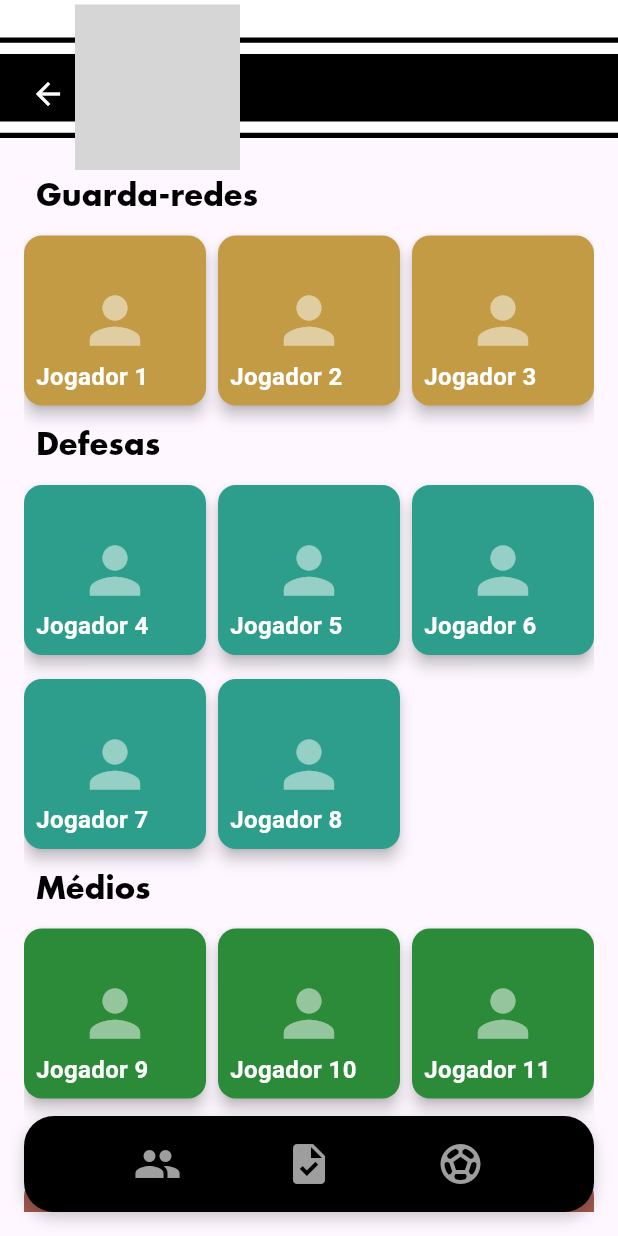
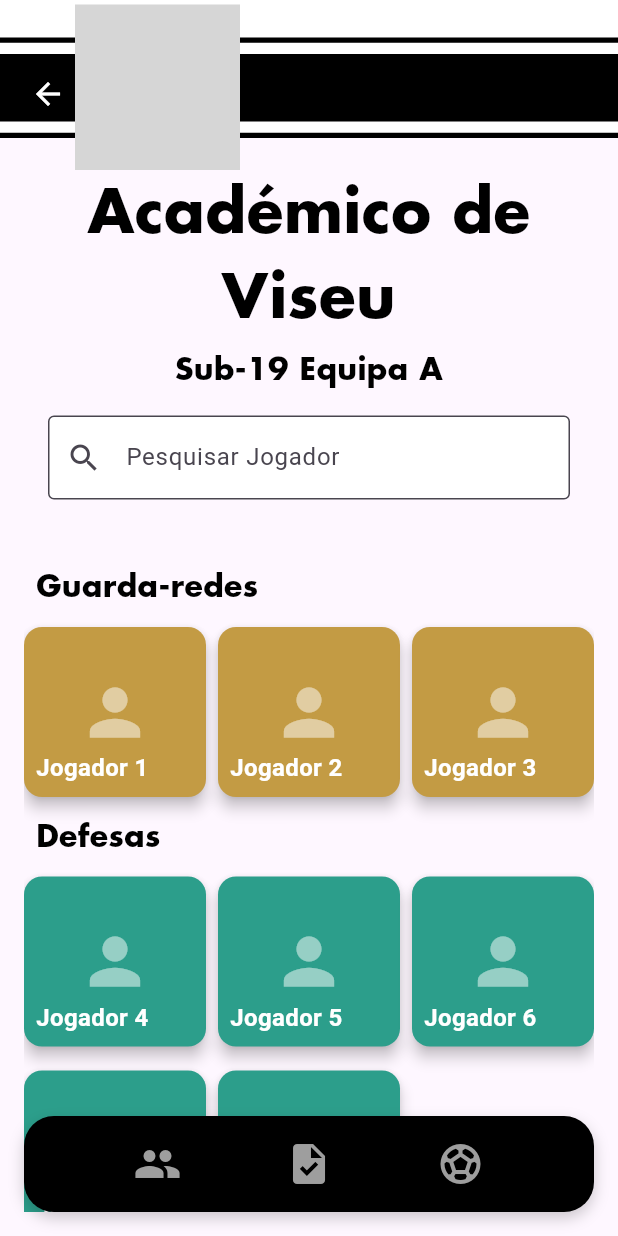
Before and after one commit to WeakyStar0/Grupo-10-Biriatos-App, a Flutter app: the EquipaPage screen opened directly, on a phone screen of 412 x 824 dp. Run offline on Flutter 3.47's test engine with Material 3 defaults, Android fonts, the phone set to English and light mode, and no system bars; our stand-ins replace flutter_svg; Roboto replaces fonts that are missing (Futura Std Bold); grey boxes are pictures that could not be loaded.

Commit message:
mudanças

```diff
--- a/appviriatos/lib/clubes.dart
+++ b/appviriatos/lib/clubes.dart
@@ -11,7 +11,7 @@ class ClubesPage extends StatefulWidget {
 class _ClubesPageState extends State<ClubesPage> {
   final List<Map<String, dynamic>> clubes = [
     {
-      'nome': 'Benfica',
+      'nome': 'Académico de Viseu',
       'ranks': [
         {'nome': 'Equipa Profissional', 'jogadores': ['']},
         {'nome': 'Sub-23', 'jogadores': ['']},
@@ -21,14 +21,14 @@ class _ClubesPageState extends State<ClubesPage> {
       ],
     },
     {
-      'nome': 'Porto',
+      'nome': 'FC Porto',
       'ranks': [
         {'nome': 'Rank 1', 'jogadores': ['Miguel Santos', 'Rui Almeida']},
         {'nome': 'Rank 3', 'jogadores': ['André Matos', 'Vitor Sousa']}
       ],
     },
     {
-      'nome': 'Sporting',
+      'nome': 'Sl Benfica',
       'ranks': [
         {'nome': 'Rank 2', 'jogadores': ['Hugo Leite', 'Tiago Nunes']},
         {'nome': 'Rank 4', 'jogadores': ['Joana Costa', 'Ana Marques']}
--- a/appviriatos/lib/equipa.dart
+++ b/appviriatos/lib/equipa.dart
@@ -10,6 +10,8 @@ class EquipaPage extends StatefulWidget {
 
 class _EquipaPageState extends State<EquipaPage> {
   int _currentIndex = 4; // Índice atual da página
+  final TextEditingController _searchController = TextEditingController();
+  List<String> filteredPlayers = [];
 
   final Map<String, List<String>> playerCategories = {
     'Guarda-redes': ['Jogador 1', 'Jogador 2', 'Jogador 3'],
@@ -27,6 +29,23 @@ class _EquipaPageState extends State<EquipaPage> {
   };
 
   @override
+  void initState() {
+    super.initState();
+    filteredPlayers = playerCategories.values.expand((e) => e).toList(); // Inicializa a lista com todos os jogadores
+  }
+
+  void _searchPlayers(String query) {
+    final allPlayers = playerCategories.values.expand((e) => e).toList();
+    final filtered = allPlayers.where((player) {
+      return player.toLowerCase().contains(query.toLowerCase());
+    }).toList();
+
+    setState(() {
+      filteredPlayers = filtered;
+    });
+  }
+
+  @override
   Widget build(BuildContext context) {
     return Scaffold(
       appBar: CustomHeader(
@@ -36,10 +55,64 @@ class _EquipaPageState extends State<EquipaPage> {
       ),
       body: Padding(
         padding: const EdgeInsets.all(16.0),
+        child: Column(
+          children: [
+            // Título Académico de Viseu
+            const SizedBox(height: 5),
+            const Center(
+              child: Text(
+                'Académico de Viseu',
+                textAlign: TextAlign.center,
+                style: TextStyle(
+                  fontFamily: 'FuturaStd', // Nome da família definida no pubspec.yaml
+                  color: Color.fromARGB(255, 0, 0, 0),
+                  fontSize: 40,
+                  fontWeight: FontWeight.bold,
+                ),
+              ),
+            ),
+            const SizedBox(height: 5),
+            const Center(
+              child: Text(
+                'Sub-19 Equipa A',
+                textAlign: TextAlign.center,
+                style: TextStyle(
+                  fontFamily: 'FuturaStd', // Nome da família definida no pubspec.yaml
+                  color: Color.fromARGB(255, 0, 0, 0),
+                  fontSize: 20,
+                ),
+              ),
+            ),
+            // Barra de Pesquisa
+            Padding(
+              padding: const EdgeInsets.all(16.0),
+              child: TextField(
+                controller: _searchController,
+                onChanged: _searchPlayers,
+                decoration: InputDecoration(
+                  labelText: 'Pesquisar Jogador',
+                  prefixIcon: const Icon(Icons.search),
+                  border: const OutlineInputBorder(),
+                  filled: true,
+                  fillColor: Colors.white,
+                ),
+              ),
+            ),
+            const SizedBox(height: 20), // Espaçamento antes dos jogadores
+
+            // Conteúdo com a lista de jogadores
+            Expanded(
               child: ListView(
                 children: playerCategories.keys.map((category) {
                   List<String> players = playerCategories[category]!;
                   Color categoryColor = categoryColors[category]!;
+
+                  // Filtra os jogadores com base na pesquisa
+                  List<String> filteredCategoryPlayers = players
+                      .where((player) => filteredPlayers.contains(player))
+                      .toList();
+
+                  if (filteredCategoryPlayers.isEmpty) return Container(); // Não exibe nada se a categoria estiver vazia
 
                   return Column(
                     crossAxisAlignment: CrossAxisAlignment.start,
@@ -63,7 +136,7 @@ class _EquipaPageState extends State<EquipaPage> {
                           crossAxisSpacing: 8.0, // Espaçamento entre os itens
                           mainAxisSpacing: 8.0, // Espaçamento entre as linhas
                         ),
-                  itemCount: players.length,
+                        itemCount: filteredCategoryPlayers.length,
                         itemBuilder: (context, index) {
                           return GestureDetector(
                             onTap: () {
@@ -72,7 +145,7 @@ class _EquipaPageState extends State<EquipaPage> {
                                 context,
                                 MaterialPageRoute(
                                   builder: (context) => JogadorPage(
-                              jogadorNome: players[index], // Passa o nome do jogador
+                                    jogadorNome: filteredCategoryPlayers[index], // Passa o nome do jogador
                                   ),
                                 ),
                               );
@@ -94,7 +167,7 @@ class _EquipaPageState extends State<EquipaPage> {
                                     left: 8.0,
                                     bottom: 8.0,
                                     child: Text(
-                                players[index],
+                                      filteredCategoryPlayers[index],
                                       style: TextStyle(
                                         fontSize: 16,
                                         color: Colors.white, // Cor do texto
@@ -114,6 +187,9 @@ class _EquipaPageState extends State<EquipaPage> {
                 }).toList(),
               ),
             ),
+          ],
+        ),
+      ),
       floatingActionButton: CustomFloatingButton(
         currentIndex: _currentIndex,
         onTap: (index) => navigateToPage(context, index),
```
Also changed, not shown: appviriatos/lib/tarefas.dart (+16 -0 lines). Lines whose indentation alone changed are shown as unchanged.
